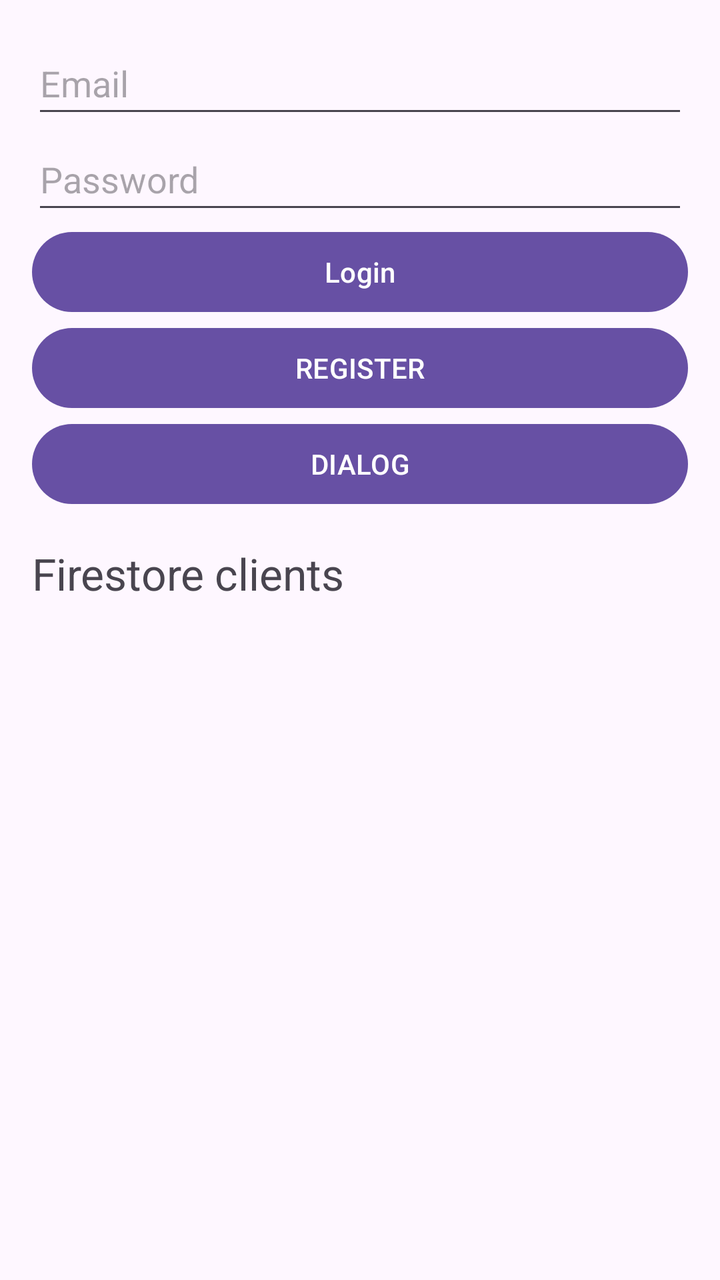
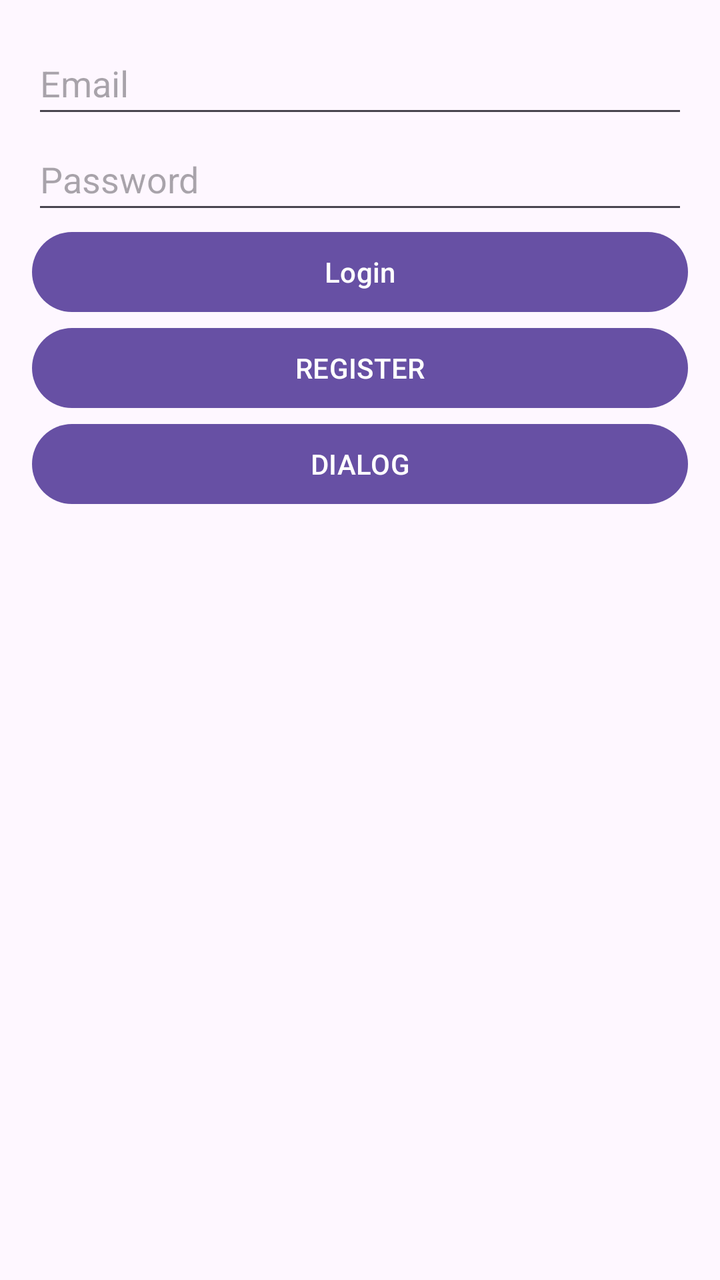

The first picture is an Android layout as it rendered before a commit; the second is the same layout after the commit. The layout source and the unified diff follow.
<!-- AndroidManifest.xml: application theme Theme.MyFireBaseApp -->
<!-- res/layout/activity_main.xml -->
<?xml version="1.0" encoding="utf-8"?>
<LinearLayout
    xmlns:android="http://schemas.android.com/apk/res/android"
    android:id="@+id/main"
    android:layout_width="match_parent"
    android:layout_height="match_parent"
    android:orientation="vertical"
    android:padding="16dp">

    <EditText
        android:id="@+id/emailEditText"
        android:hint="Email"
        android:layout_width="match_parent"
        android:layout_height="wrap_content"
        android:minHeight="48dp"/>

    <EditText
        android:id="@+id/passwordEditText"
        android:hint="Password"
        android:inputType="textPassword"
        android:layout_width="match_parent"
        android:layout_height="wrap_content"
        android:minHeight="48dp"/>

    <Button
        android:id="@+id/loginButton"
        android:text="Login"
        android:layout_width="match_parent"
        android:layout_height="wrap_content"/>

    <Button
        android:id="@+id/registerButton"
        android:text="@string/btnRegister"
        android:layout_width="match_parent"
        android:layout_height="wrap_content"/>

    <Button
        android:id="@+id/accessDialogButton"
        android:layout_width="match_parent"
        android:layout_height="wrap_content"
        android:text="DIALOG"/>

    <TextView
        android:id="@+id/firestoreTextView"
        android:layout_width="match_parent"
        android:layout_height="wrap_content"
        android:layout_marginTop="16dp"
        android:text="Firestore clients"
        android:textSize="22sp"/>

    <androidx.recyclerview.widget.RecyclerView
        android:id="@+id/clientsRecyclerView"
        android:layout_width="match_parent"
        android:layout_height="0dp"
        android:layout_weight="1"
        android:layout_marginTop="16dp"/>

</LinearLayout>
<!-- resources referenced by this layout -->
<resources>
  <string name="btnRegister">REGISTER</string>
  <style name="Theme.MyFireBaseApp" parent="Base.Theme.MyFireBaseApp" />
  <style name="Base.Theme.MyFireBaseApp" parent="Theme.Material3.DayNight.NoActionBar">
          
          
      </style>
</resources>

<!-- the commit's change to res/layout/activity_main.xml (unified diff, before → after) -->
@@ -40,19 +40,5 @@
         android:layout_height="wrap_content"
         android:text="DIALOG"/>
 
-    <TextView
-        android:id="@+id/firestoreTextView"
-        android:layout_width="match_parent"
-        android:layout_height="wrap_content"
-        android:layout_marginTop="16dp"
-        android:text="Firestore clients"
-        android:textSize="22sp"/>
-
-    <androidx.recyclerview.widget.RecyclerView
-        android:id="@+id/clientsRecyclerView"
-        android:layout_width="match_parent"
-        android:layout_height="0dp"
-        android:layout_weight="1"
-        android:layout_marginTop="16dp"/>
 
 </LinearLayout>
